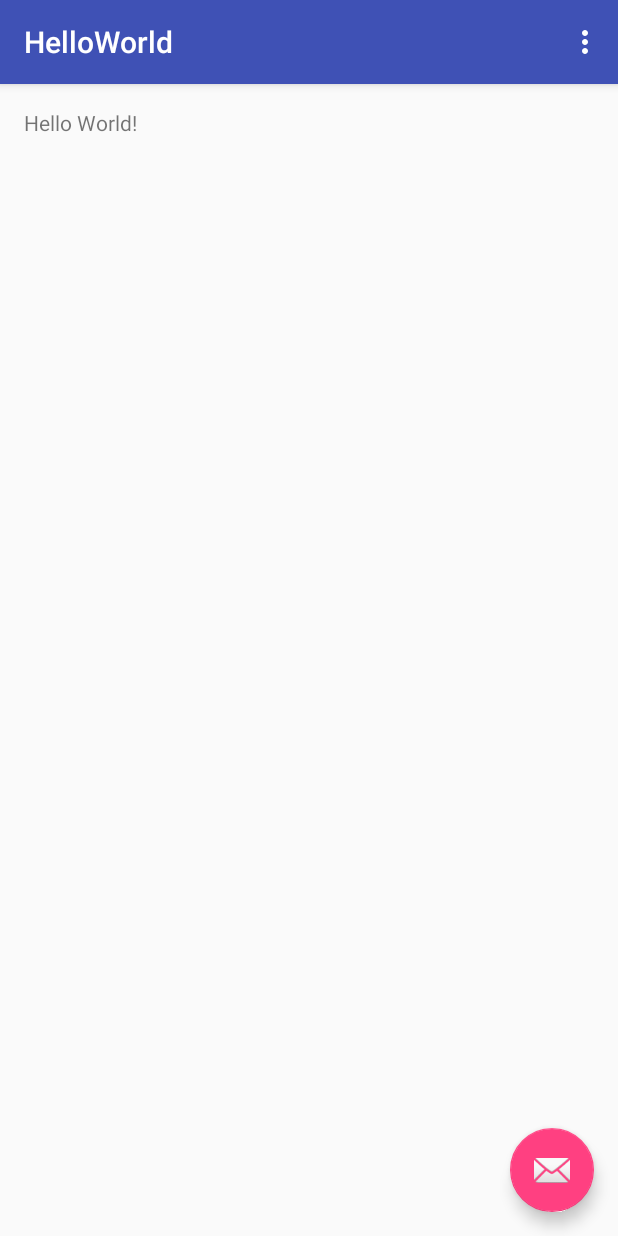
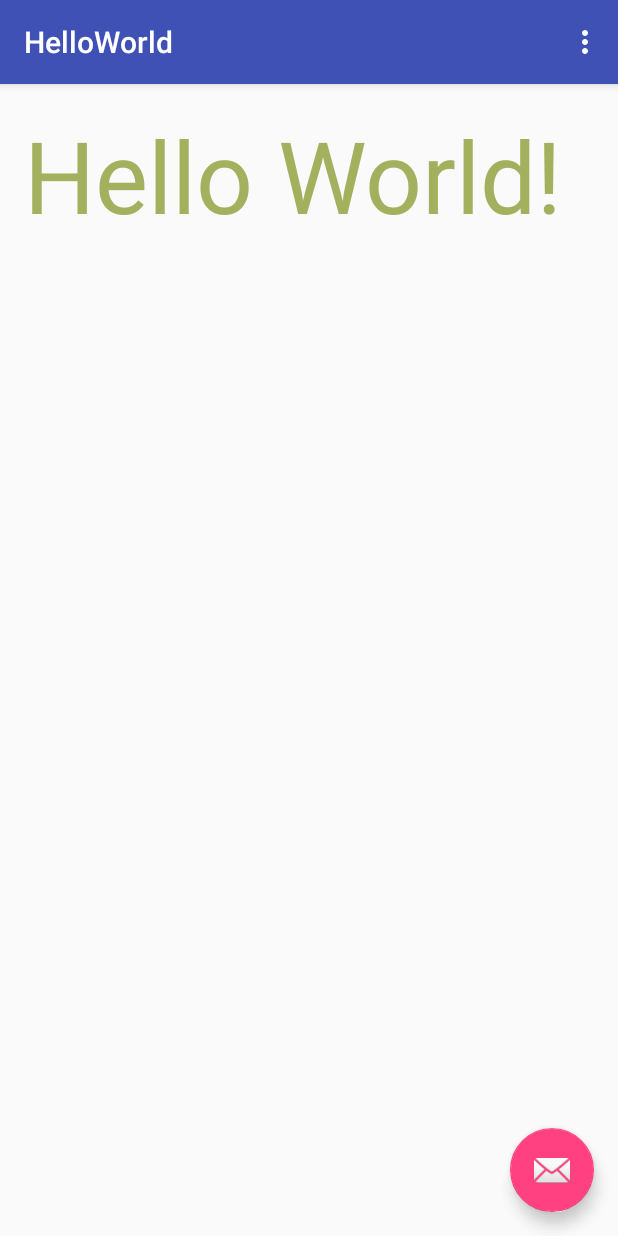
Before and after one commit to siews/HelloWorld, an Android app: the screen it shows after launch (MainActivity), on a phone screen of 412 x 824 dp. Run offline under Robolectric (Android 15) with nearby library versions, the phone set to English and light mode, and no system bars.

Commit message:
Changed text size and color

```diff
--- a/app/src/main/res/layout/content_main.xml
+++ b/app/src/main/res/layout/content_main.xml
@@ -15,5 +15,8 @@
     <TextView
         android:layout_width="wrap_content"
         android:layout_height="wrap_content"
-        android:text="Hello World!" />
+        android:text="Hello World!"
+        android:textSize="30pt"
+        android:textColor="#A3B15E"
+    />
 </RelativeLayout>
```
